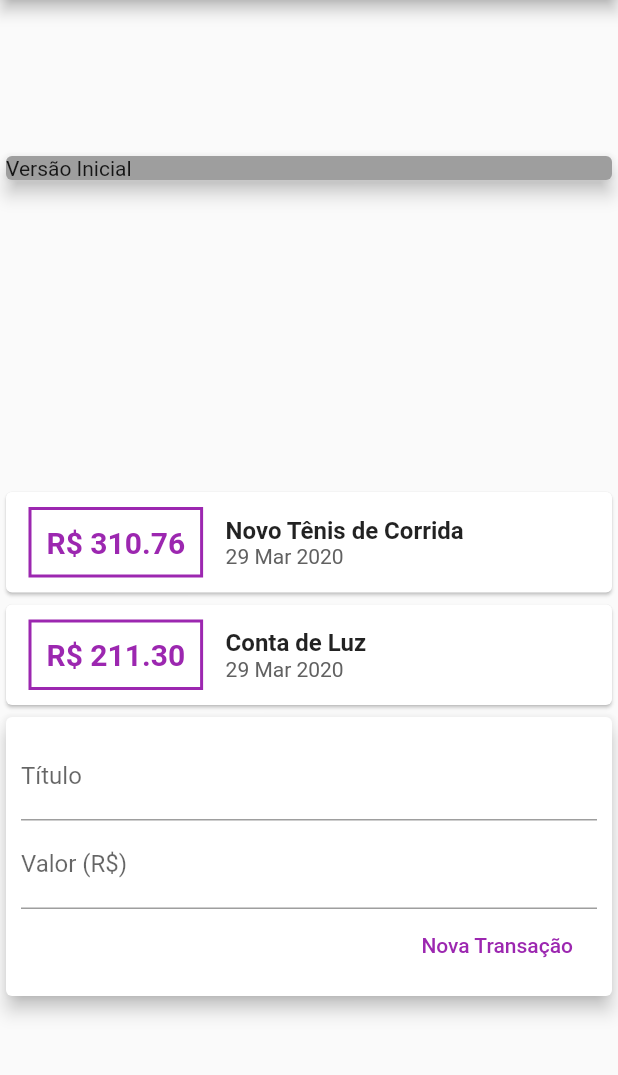
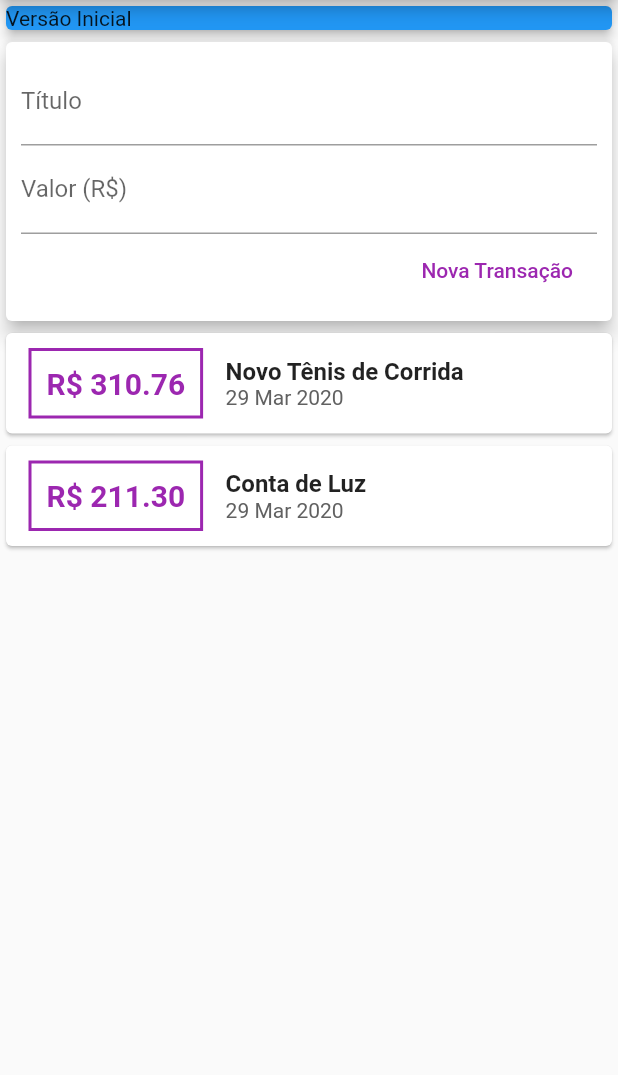
Before and after one commit to MarcLins/CursosDeFlutter-Cod3r-Expenses, a Flutter app: the screen it shows after launch, on a phone screen of 412 x 824 dp, the part 84-1159 px from its top. Run offline on Flutter 3.47's test engine with Material 2 defaults, Android fonts, the phone set to English and light mode, and no system bars.

Commit message:
Solving Keyboard Overflow

```diff
--- a/lib/components/transaction_user.dart
+++ b/lib/components/transaction_user.dart
@@ -42,8 +42,8 @@ class _TransactionUserState extends State<TransactionUser> {
   Widget build(BuildContext context) {
     return Column(
       children: <Widget>[
+        TransactionForm(_addTransaction),
         TransactionList(_transactions),
-        TransactionForm(_addTransaction),
       ],
     );
   }
--- a/lib/components/transactions_list.dart
+++ b/lib/components/transactions_list.dart
@@ -9,14 +9,18 @@ class TransactionList extends StatelessWidget {
 
   @override
   Widget build(BuildContext context) {
-    return Column(
+    return Container(
+      height: 300,
+      child: SingleChildScrollView(
+        child: Column(
           children: transactions.map(
             (tr) {
               return Card(
                 child: Row(
                   children: <Widget>[
                     Container(
-                  margin: EdgeInsets.symmetric(horizontal: 15, vertical: 10),
+                      margin:
+                          EdgeInsets.symmetric(horizontal: 15, vertical: 10),
                       decoration: BoxDecoration(
                           border: Border.all(
                         color: Colors.purple,
@@ -53,6 +57,8 @@ class TransactionList extends StatelessWidget {
               );
             },
           ).toList(),
+        ),
+      ),
     );
   }
 }
--- a/lib/main.dart
+++ b/lib/main.dart
@@ -20,20 +20,22 @@ class MyHomePage extends StatelessWidget {
       appBar: AppBar(
         title: Text('Despesas Pessoais'),
       ),
-      body: Column(
+      body: SingleChildScrollView(
+        child: Column(
           mainAxisAlignment: MainAxisAlignment.spaceAround,
           crossAxisAlignment: CrossAxisAlignment.stretch,
           children: <Widget>[
             Container(
               child: Card(
-              color: Colors.grey,
+                color: Colors.blue,
                 child: Text("Versão Inicial"),
-              elevation: 5,
+                elevation: 3,
               ),
             ),
             TransactionUser(),
           ],
         ),
+      ),
     );
   }
 }
```
Lines whose indentation alone changed are shown as unchanged.
